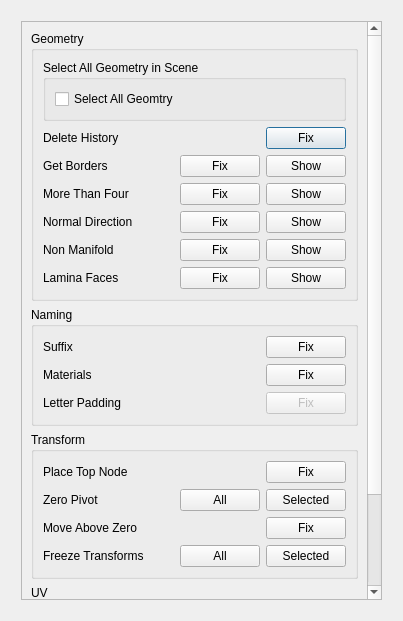
Before: the Qt Designer form ncsc_ui/soundness_checker_ui.ui in nilusss/nc_soundness_checker, drawn with Qt 5.
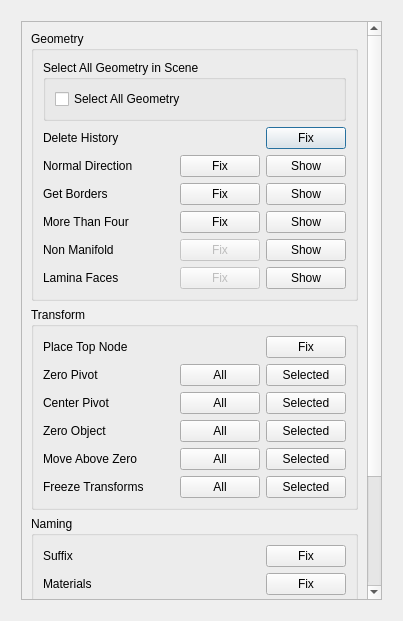
After: the same form once the commit is applied.

Diff of the .ui file:
```diff
--- a/ncsc_ui/soundness_checker_ui.ui
+++ b/ncsc_ui/soundness_checker_ui.ui
@@ -41,9 +41,9 @@
          <property name="geometry">
           <rect>
            <x>0</x>
-           <y>-104</y>
+           <y>0</y>
            <width>346</width>
-           <height>696</height>
+           <height>727</height>
           </rect>
          </property>
          <layout class="QVBoxLayout" name="verticalLayout_5">
@@ -62,7 +62,7 @@
                 <item row="0" column="0">
                  <widget class="QCheckBox" name="checkBox">
                   <property name="text">
-                   <string>Select All Geomtry</string>
+                   <string>Select All Geometry</string>
                   </property>
                  </widget>
                 </item>
@@ -103,6 +103,47 @@
                </item>
               </layout>
              </item>
+             <item>
+              <layout class="QHBoxLayout" name="normal_direction_layout">
+               <item>
+                <widget class="QLabel" name="nd_lbl">
+                 <property name="toolTip">
+                  <string>Select the normals that are turning the &quot;wrong&quot; way</string>
+                 </property>
+                 <property name="text">
+                  <string>Normal Direction</string>
+                 </property>
+                </widget>
+               </item>
+               <item>
+                <spacer name="horizontalSpacer_11">
+                 <property name="orientation">
+                  <enum>Qt::Horizontal</enum>
+                 </property>
+                 <property name="sizeHint" stdset="0">
+                  <size>
+                   <width>40</width>
+                   <height>20</height>
+                  </size>
+                 </property>
+                </spacer>
+               </item>
+               <item>
+                <widget class="QPushButton" name="nd_fix_btn">
+                 <property name="text">
+                  <string>Fix</string>
+                 </property>
+                </widget>
+               </item>
+               <item>
+                <widget class="QPushButton" name="nd_show_btn">
+                 <property name="text">
+                  <string>Show</string>
+                 </property>
+                </widget>
+               </item>
+              </layout>
+             </item>
              <item>
               <layout class="QHBoxLayout" name="get_borders_layout">
                <item>
@@ -185,47 +226,6 @@
                </item>
               </layout>
              </item>
-             <item>
-              <layout class="QHBoxLayout" name="normal_direction_layout">
-               <item>
-                <widget class="QLabel" name="nd_lbl">
-                 <property name="toolTip">
-                  <string>Select the normals that are turning the &quot;wrong&quot; way</string>
-                 </property>
-                 <property name="text">
-                  <string>Normal Direction</string>
-                 </property>
-                </widget>
-               </item>
-               <item>
-                <spacer name="horizontalSpacer_11">
-                 <property name="orientation">
-                  <enum>Qt::Horizontal</enum>
-                 </property>
-                 <property name="sizeHint" stdset="0">
-                  <size>
-                   <width>40</width>
-                   <height>20</height>
-                  </size>
-                 </property>
-                </spacer>
-               </item>
-               <item>
-                <widget class="QPushButton" name="nd_fix_btn">
-                 <property name="text">
-                  <string>Fix</string>
-                 </property>
-                </widget>
-               </item>
-               <item>
-                <widget class="QPushButton" name="nd_show_btn">
-                 <property name="text">
-                  <string>Show</string>
-                 </property>
-                </widget>
-               </item>
-              </layout>
-             </item>
              <item>
               <layout class="QHBoxLayout" name="non_manifold_layout">
                <item>
@@ -253,6 +253,9 @@
                </item>
                <item>
                 <widget class="QPushButton" name="nm_fix_btn">
+                 <property name="enabled">
+                  <bool>false</bool>
+                 </property>
                  <property name="text">
                   <string>Fix</string>
                  </property>
@@ -294,6 +297,9 @@
                </item>
                <item>
                 <widget class="QPushButton" name="lf_fix_btn">
+                 <property name="enabled">
+                  <bool>false</bool>
+                 </property>
                  <property name="text">
                   <string>Fix</string>
                  </property>
@@ -311,120 +317,6 @@
             </layout>
            </widget>
           </item>
-          <item>
-           <widget class="QGroupBox" name="naming_grpbox">
-            <property name="title">
-             <string>Naming</string>
-            </property>
-            <layout class="QVBoxLayout" name="verticalLayout_7">
-             <item>
-              <layout class="QHBoxLayout" name="check_suffix_layout">
-               <item>
-                <widget class="QLabel" name="cs_lbl">
-                 <property name="toolTip">
-                  <string>Check that objects have appropriate suffix. e.g. &quot;_grp&quot; and &quot;_geo&quot;</string>
-                 </property>
-                 <property name="text">
-                  <string>Suffix</string>
-                 </property>
-                </widget>
-               </item>
-               <item>
-                <spacer name="horizontalSpacer_6">
-                 <property name="orientation">
-                  <enum>Qt::Horizontal</enum>
-                 </property>
-                 <property name="sizeHint" stdset="0">
-                  <size>
-                   <width>40</width>
-                   <height>20</height>
-                  </size>
-                 </property>
-                </spacer>
-               </item>
-               <item>
-                <widget class="QPushButton" name="cs_fix_btn">
-                 <property name="text">
-                  <string>Fix</string>
-                 </property>
-                </widget>
-               </item>
-              </layout>
-             </item>
-             <item>
-              <layout class="QHBoxLayout" name="check_materials_layout">
-               <item>
-                <widget class="QLabel" name="cm_lbl">
-                 <property name="toolTip">
-                  <string>&lt;html&gt;&lt;head/&gt;&lt;body&gt;&lt;p&gt;Check that material nodes are named with the correct suffix&lt;/p&gt;&lt;/body&gt;&lt;/html&gt;</string>
-                 </property>
-                 <property name="text">
-                  <string>Materials</string>
-                 </property>
-                </widget>
-               </item>
-               <item>
-                <spacer name="horizontalSpacer_7">
-                 <property name="orientation">
-                  <enum>Qt::Horizontal</enum>
-                 </property>
-                 <property name="sizeHint" stdset="0">
-                  <size>
-                   <width>40</width>
-                   <height>20</height>
-                  </size>
-                 </property>
-                </spacer>
-               </item>
-               <item>
-                <widget class="QPushButton" name="cm_fix_btn">
-                 <property name="text">
-                  <string>Fix</string>
-                 </property>
-                </widget>
-               </item>
-              </layout>
-             </item>
-             <item>
-              <layout class="QHBoxLayout" name="letter_padding_layout">
-               <item>
-                <widget class="QLabel" name="lp_lbl">
-                 <property name="toolTip">
-                  <string>Check for letter padding on eveything in the outliner</string>
-                 </property>
-                 <property name="text">
-                  <string>Letter Padding</string>
-                 </property>
-                </widget>
-               </item>
-               <item>
-                <spacer name="horizontalSpacer_8">
-                 <property name="orientation">
-                  <enum>Qt::Horizontal</enum>
-                 </property>
-                 <property name="sizeHint" stdset="0">
-                  <size>
-                   <width>40</width>
-                   <height>20</height>
-                  </size>
-                 </property>
-                </spacer>
-               </item>
-               <item>
-                <widget class="QPushButton" name="lp_fix_btn">
-                 <property name="enabled">
-                  <bool>false</bool>
-                 </property>
-                 <property name="text">
-                  <string>Fix</string>
-                 </property>
-                </widget>
-               </item>
-              </layout>
-             </item>
-            </layout>
-           </widget>
-          </item>
           <item>
            <widget class="QGroupBox" name="transform_grpbox">
             <property name="title">
@@ -491,14 +383,96 @@
                 </spacer>
                </item>
                <item>
-                <widget class="QPushButton" name="zp_fix_btn_2">
+                <widget class="QPushButton" name="zp_all_btn">
                  <property name="text">
                   <string>All</string>
                  </property>
                 </widget>
                </item>
                <item>
-                <widget class="QPushButton" name="zp_fix_btn">
+                <widget class="QPushButton" name="zp_selected_btn">
+                 <property name="text">
+                  <string>Selected</string>
+                 </property>
+                </widget>
+               </item>
+              </layout>
+             </item>
+             <item>
+              <layout class="QHBoxLayout" name="center_pivot_layout">
+               <item>
+                <widget class="QLabel" name="cp_lbl">
+                 <property name="toolTip">
+                  <string>&lt;html&gt;&lt;head/&gt;&lt;body&gt;&lt;p&gt;Centers the pivot&lt;/p&gt;&lt;/body&gt;&lt;/html&gt;</string>
+                 </property>
+                 <property name="text">
+                  <string>Center Pivot</string>
+                 </property>
+                </widget>
+               </item>
+               <item>
+                <spacer name="horizontalSpacer_14">
+                 <property name="orientation">
+                  <enum>Qt::Horizontal</enum>
+                 </property>
+                 <property name="sizeHint" stdset="0">
+                  <size>
+                   <width>40</width>
+                   <height>20</height>
+                  </size>
+                 </property>
+                </spacer>
+               </item>
+               <item>
+                <widget class="QPushButton" name="cp_all_btn">
+                 <property name="text">
+                  <string>All</string>
+                 </property>
+                </widget>
+               </item>
+               <item>
+                <widget class="QPushButton" name="cp_selected_btn">
+                 <property name="text">
+                  <string>Selected</string>
+                 </property>
+                </widget>
+               </item>
+              </layout>
+             </item>
+             <item>
+              <layout class="QHBoxLayout" name="zero_object_layout">
+               <item>
+                <widget class="QLabel" name="zo_lbl">
+                 <property name="toolTip">
+                  <string>Places the node pivot in world 0, 0, 0</string>
+                 </property>
+                 <property name="text">
+                  <string>Zero Object</string>
+                 </property>
+                </widget>
+               </item>
+               <item>
+                <spacer name="horizontalSpacer_15">
+                 <property name="orientation">
+                  <enum>Qt::Horizontal</enum>
+                 </property>
+                 <property name="sizeHint" stdset="0">
+                  <size>
+                   <width>40</width>
+                   <height>20</height>
+                  </size>
+                 </property>
+                </spacer>
+               </item>
+               <item>
+                <widget class="QPushButton" name="zo_all_btn">
+                 <property name="text">
+                  <string>All</string>
+                 </property>
+                </widget>
+               </item>
+               <item>
+                <widget class="QPushButton" name="zo_selected_btn">
                  <property name="text">
                   <string>Selected</string>
                  </property>
@@ -532,9 +506,16 @@
                 </spacer>
                </item>
                <item>
-                <widget class="QPushButton" name="maz_fix_btn">
+                <widget class="QPushButton" name="maz_all_btn">
                  <property name="text">
-                  <string>Fix</string>
+                  <string>All</string>
+                 </property>
+                </widget>
+               </item>
+               <item>
+                <widget class="QPushButton" name="maz_selected_btn">
+                 <property name="text">
+                  <string>Selected</string>
                  </property>
                 </widget>
                </item>
@@ -566,14 +547,14 @@
                 </spacer>
                </item>
                <item>
-                <widget class="QPushButton" name="ft_fix_btn_2">
+                <widget class="QPushButton" name="ft_all_btn">
                  <property name="text">
                   <string>All</string>
                  </property>
                 </widget>
                </item>
                <item>
-                <widget class="QPushButton" name="ft_fix_btn">
+                <widget class="QPushButton" name="ft_selected_btn">
                  <property name="text">
                   <string>Selected</string>
                  </property>
@@ -584,40 +565,126 @@
             </layout>
            </widget>
           </item>
+          <item>
+           <widget class="QGroupBox" name="naming_grpbox">
+            <property name="title">
+             <string>Naming</string>
+            </property>
+            <layout class="QVBoxLayout" name="verticalLayout_7">
+             <item>
+              <layout class="QHBoxLayout" name="check_suffix_layout">
+               <item>
+                <widget class="QLabel" name="cs_lbl">
+                 <property name="toolTip">
+                  <string>Check that objects have appropriate suffix. e.g. &quot;_grp&quot; and &quot;_geo&quot;</string>
+                 </property>
+                 <property name="text">
+                  <string>Suffix</string>
+                 </property>
+                </widget>
+               </item>
+               <item>
+                <spacer name="horizontalSpacer_6">
+                 <property name="orientation">
+                  <enum>Qt::Horizontal</enum>
+                 </property>
+                 <property name="sizeHint" stdset="0">
+                  <size>
+                   <width>40</width>
+                   <height>20</height>
+                  </size>
+                 </property>
+                </spacer>
+               </item>
+               <item>
+                <widget class="QPushButton" name="cs_fix_btn">
+                 <property name="text">
+                  <string>Fix</string>
+                 </property>
+                </widget>
+               </item>
+              </layout>
+             </item>
+             <item>
+              <layout class="QHBoxLayout" name="check_materials_layout">
+               <item>
+                <widget class="QLabel" name="cm_lbl">
+                 <property name="toolTip">
+                  <string>&lt;html&gt;&lt;head/&gt;&lt;body&gt;&lt;p&gt;Check that material nodes are named with the correct suffix&lt;/p&gt;&lt;/body&gt;&lt;/html&gt;</string>
+                 </property>
+                 <property name="text">
+                  <string>Materials</string>
+                 </property>
+                </widget>
+               </item>
+               <item>
+                <spacer name="horizontalSpacer_7">
+                 <property name="orientation">
+                  <enum>Qt::Horizontal</enum>
+                 </property>
+                 <property name="sizeHint" stdset="0">
+                  <size>
+                   <width>40</width>
+                   <height>20</height>
+                  </size>
+                 </property>
+                </spacer>
+               </item>
+               <item>
+                <widget class="QPushButton" name="cm_fix_btn">
+                 <property name="text">
+                  <string>Fix</string>
+                 </property>
+                </widget>
+               </item>
+              </layout>
+             </item>
+             <item>
+              <layout class="QHBoxLayout" name="letter_padding_layout">
+               <item>
+                <widget class="QLabel" name="lp_lbl">
+                 <property name="toolTip">
+                  <string>Check for letter padding on eveything in the outliner</string>
+                 </property>
+                 <property name="text">
+                  <string>Letter Padding</string>
+                 </property>
+                </widget>
+               </item>
+               <item>
+                <spacer name="horizontalSpacer_8">
+                 <property name="orientation">
+                  <enum>Qt::Horizontal</enum>
+                 </property>
+                 <property name="sizeHint" stdset="0">
+                  <size>
+                   <width>40</width>
+                   <height>20</height>
+                  </size>
+                 </property>
+                </spacer>
+               </item>
+               <item>
+                <widget class="QPushButton" name="lp_fix_btn">
+                 <property name="enabled">
+                  <bool>false</bool>
+                 </property>
+                 <property name="text">
+                  <string>Fix</string>
+                 </property>
+                </widget>
+               </item>
+              </layout>
+             </item>
+            </layout>
+           </widget>
+          </item>
           <item>
            <widget class="QGroupBox" name="uv_grpbox">
             <property name="title">
              <string>UV</string>
             </property>
             <layout class="QVBoxLayout" name="verticalLayout_8">
-             <item>
-              <layout class="QHBoxLayout" name="open_uv_seams_layout">
-               <item>
-                <widget class="QLabel" name="ous_lbl">
-                 <property name="toolTip">
-                  <string>Checks for open UV seams</string>
-                 </property>
-                 <property name="text">
-                  <string>Open UV Seams</string>
-                 </property>
-                </widget>
-               </item>
-               <item>
-                <widget class="QPushButton" name="ous_fix_btn">
-                 <property name="text">
-                  <string>Fix</string>
-                 </property>
-                </widget>
-               </item>
-               <item>
-                <widget class="QPushButton" name="ous_show_btn">
-                 <property name="text">
-                  <string>Show</string>
-                 </property>
-                </widget>
-               </item>
-              </layout>
-             </item>
              <item>
               <layout class="QHBoxLayout" name="overlapping_uvs_layout">
                <item>
@@ -631,11 +698,17 @@
                 </widget>
                </item>
                <item>
-                <widget class="QPushButton" name="ou_fix_btn">
-                 <property name="text">
-                  <string>Fix</string>
+                <spacer name="horizontalSpacer_16">
+                 <property name="orientation">
+                  <enum>Qt::Horizontal</enum>
                  </property>
-                </widget>
+                 <property name="sizeHint" stdset="0">
+                  <size>
+                   <width>40</width>
+                   <height>20</height>
+                  </size>
+                 </property>
+                </spacer>
                </item>
                <item>
                 <widget class="QPushButton" name="ou_show_btn">
@@ -659,11 +732,17 @@
                 </widget>
                </item>
                <item>
-                <widget class="QPushButton" name="iu_fix_btn">
-                 <property name="text">
-                  <string>Fix</string>
+                <spacer name="horizontalSpacer_17">
+                 <property name="orientation">
+                  <enum>Qt::Horizontal</enum>
                  </property>
-                </widget>
+                 <property name="sizeHint" stdset="0">
+                  <size>
+                   <width>40</width>
+                   <height>20</height>
+                  </size>
+                 </property>
+                </spacer>
                </item>
                <item>
                 <widget class="QPushButton" name="iu_show_btn">
```
